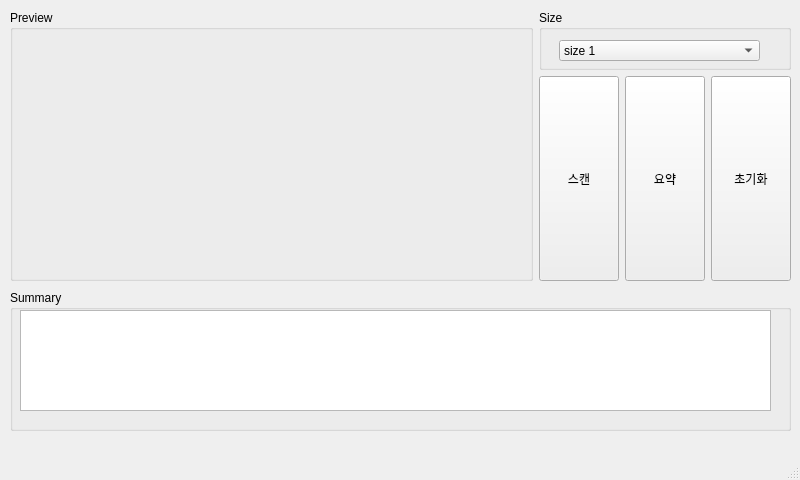
Above: summary.ui from woong020/summary_client before the change. Below: the same form after it.
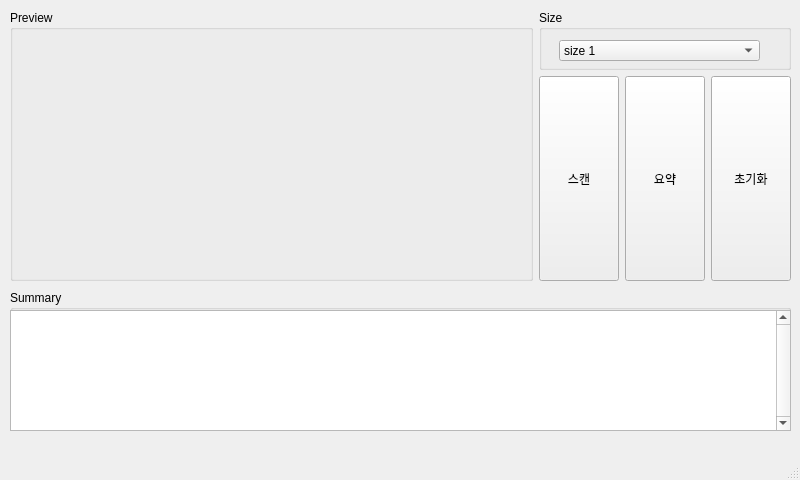
That is the form after the change.

Commit message: 0602 최종

Diff of the .ui file:
```diff
--- a/summary.ui
+++ b/summary.ui
@@ -193,12 +193,23 @@
        <widget class="QTextEdit" name="textEdit">
         <property name="geometry">
          <rect>
-          <x>10</x>
+          <x>0</x>
           <y>20</y>
-          <width>751</width>
-          <height>101</height>
+          <width>781</width>
+          <height>121</height>
          </rect>
         </property>
+        <property name="font">
+         <font>
+          <pointsize>10</pointsize>
+         </font>
+        </property>
+        <property name="verticalScrollBarPolicy">
+         <enum>Qt::ScrollBarAlwaysOn</enum>
+        </property>
+        <property name="horizontalScrollBarPolicy">
+         <enum>Qt::ScrollBarAlwaysOff</enum>
+        </property>
        </widget>
       </widget>
      </item>
```
The commit also changes 2 other files.
